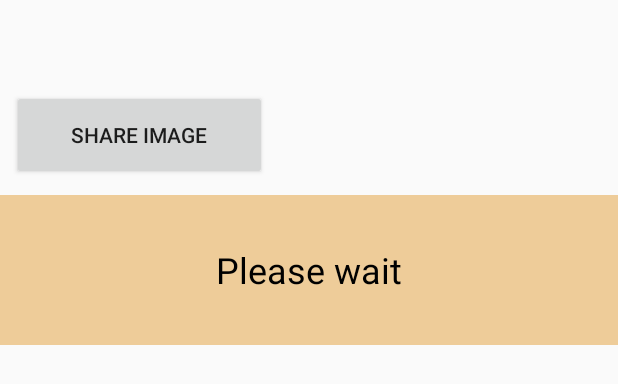
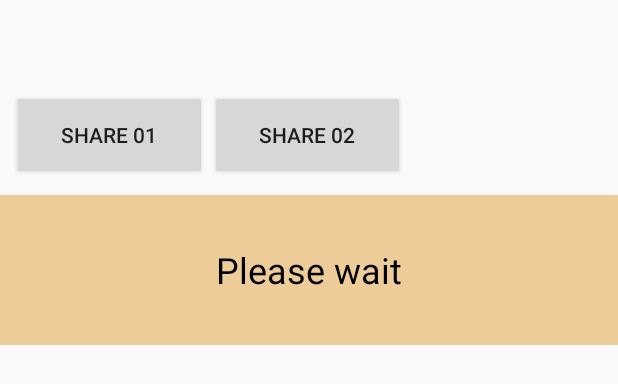
Before and after one commit to Johnnie0177/johnnie-walkietalkie, an Android app: the layout activity_main.xml on its own in the app's theme, with its tools: preview values and no code run, on a phone screen of 412 x 824 dp. Shown: the top 384 px of the screen. Run offline under Robolectric (Android 15) with nearby library versions, the phone set to English and light mode, and no system bars.

Commit message:
Added a second button, placeholder for future testing

```diff
--- a/NearbyConnectionsWalkieTalkie/app/src/main/res/layout/activity_main.xml
+++ b/NearbyConnectionsWalkieTalkie/app/src/main/res/layout/activity_main.xml
@@ -4,23 +4,30 @@
              android:keepScreenOn="true">
 
     <Button
-        android:id="@+id/shareImgBt"
-        android:layout_width="170dp"
+        android:id="@+id/shareButton01"
+        android:layout_width="130dp"
         android:layout_height="60dp"
-        android:layout_alignParentLeft="true"
-        android:layout_alignParentTop="true"
         android:layout_marginLeft="8dp"
         android:layout_marginTop="60dp"
-        android:text="Share Image" />
+        android:text="Share 01" />
+
+    <Button
+        android:id="@+id/shareButton02"
+        android:layout_width="130dp"
+        android:layout_height="60dp"
+        android:layout_marginStart="140dp"
+        android:layout_marginLeft="140dp"
+        android:layout_marginTop="60dp"
+        android:text="Share 02" />
 
     <TextView
         android:id="@+id/name"
-        android:layout_width="250dp"
+        android:layout_width="130dp"
         android:layout_height="60dp"
         android:layout_alignParentEnd="true"
         android:layout_marginTop="60dp"
-        android:layout_marginEnd="10dp"
-        android:layout_marginRight="10dp"
+        android:layout_marginEnd="0dp"
+        android:layout_marginRight="0dp"
         android:gravity="top|end"
         android:padding="10dp"
         android:textColor="@color/textColor"
@@ -44,6 +51,7 @@
         android:layout_height="100dp"
         android:layout_alignParentEnd="true"
         android:layout_marginTop="240dp"
+        android:layout_marginEnd="6dp"
         android:gravity="center"
         android:padding="10dp"
         android:textColor="@color/textColor"
@@ -52,10 +60,11 @@
     <TextView
         android:id="@+id/debug_log"
         android:layout_width="match_parent"
-        android:layout_height="520dp"
+        android:layout_height="590dp"
         android:layout_alignParentStart="true"
         android:layout_gravity="bottom"
-        android:layout_marginTop="350dp"
+        android:layout_marginStart="-4dp"
+        android:layout_marginTop="30dp"
         android:gravity="bottom"
         android:maxLines="10"
         android:scrollbars="vertical"
```
Also changed, not shown: 1 other file.
